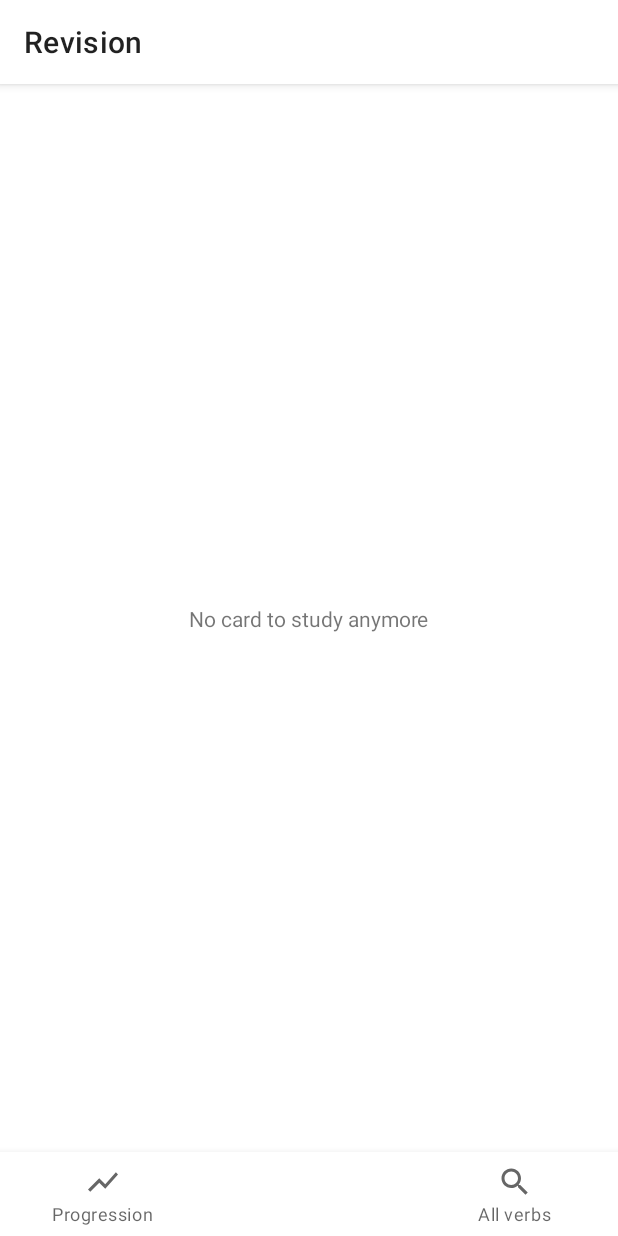
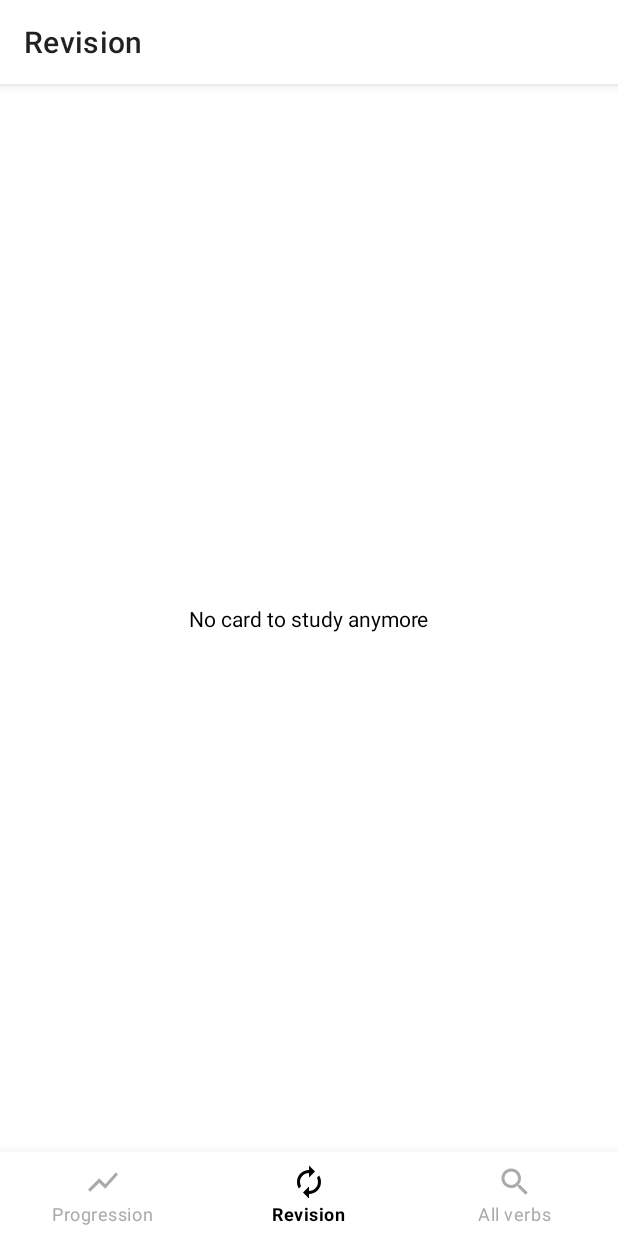
Before and after one commit to serreau/irregular-verbs, an Android app: the screen it shows after launch (MainActivity), on a phone screen of 412 x 824 dp. Run offline under Robolectric (Android 15) with nearby library versions, the phone set to English and light mode, and no system bars; our stand-ins replace Room's generated code, navigation-ui.

Commit message:
Bottom Navigation Bar styles Do not learn anymore Dialog style

```diff
--- a/app/src/main/java/sero/com/irregularverbs/ui/config/DaySchedulerEnum.kt
+++ b/app/src/main/java/sero/com/irregularverbs/ui/config/DaySchedulerEnum.kt
@@ -36,7 +36,7 @@
         R.id.button_four,
         R.color.green
     ),
-    NO_SCHEDULER(null, R.string.no_choice_day_scheduler_text, null, R.color.grey);
+    NO_SCHEDULER(null, R.string.no_choice_day_scheduler_text, null, R.color.light_grey);
 
     companion object{
         fun getSchedulerFromView(view : View) =
--- /dev/null
+++ b/app/src/main/res/color/selector_bottom_navigation_bar.xml
@@ -0,0 +1,5 @@
+<?xml version="1.0" encoding="utf-8"?>
+<selector xmlns:android="http://schemas.android.com/apk/res/android">
+    <item android:state_selected="false" android:color="@color/grey"/>
+    <item  android:state_selected="true" android:color="@color/black" />
+</selector>
--- a/app/src/main/res/drawable/shape_explorer_no_scheduler_legend.xml
+++ /dev/null
@@ -1,6 +0,0 @@
-<?xml version="1.0" encoding="utf-8"?>
-<shape xmlns:android="http://schemas.android.com/apk/res/android"
-    android:shape="rectangle">
-    <solid android:color="@color/grey"/>
-    <corners android:radius="100dp"/>
-</shape>
--- a/app/src/main/res/layout/activity_main.xml
+++ b/app/src/main/res/layout/activity_main.xml
@@ -15,7 +15,8 @@
         app:layout_constraintBottom_toBottomOf="parent"
         app:layout_constraintLeft_toLeftOf="parent"
         app:layout_constraintRight_toRightOf="parent"
-        app:menu="@menu/bottom_nav_menu" />
+        app:menu="@menu/bottom_nav_menu"
+        style="@style/BottomNavigationBar"/>
 
     <fragment
         android:id="@+id/nav_host_fragment"
--- a/app/src/main/res/values/colors.xml
+++ b/app/src/main/res/values/colors.xml
@@ -9,5 +9,7 @@
     <color name="yellow">#FDD835</color>
     <color name="green">#7CB342</color>
     <color name="white">#ffffff</color>
-    <color name="grey">#DCEFEFEF</color>
+    <color name="light_grey">#DCEFEFEF</color>
+    <color name="grey">#AAAAAA</color>
+    <color name="black">#000000</color>
 </resources>
--- a/app/src/main/res/values/styles.xml
+++ b/app/src/main/res/values/styles.xml
@@ -3,6 +3,24 @@
     <style name="MaterialTheme" parent="Theme.MaterialComponents.Light">
         <item name="colorPrimary">@color/white</item>
         <item name="colorPrimaryDark">@color/colorPrimaryDark</item>
+        <item name="android:textColor">@color/black</item>
+
+    </style>
+
+    <style name="BottomNavigationBar" parent="Widget.MaterialComponents.NavigationView">
+        <item name="itemTextColor">@color/selector_bottom_navigation_bar</item>
+        <item name="itemIconTint">@color/selector_bottom_navigation_bar</item>
+    </style>
+
+
+    <style name="CustomMaterialDialog" parent="Theme.MaterialComponents.Light.Dialog.Alert">
+        <item name="buttonBarPositiveButtonStyle">@style/CustomMaterialDialog.Button</item>
+        <item name="buttonBarNegativeButtonStyle">@style/CustomMaterialDialog.Button</item>
+        <item name="buttonBarNeutralButtonStyle">@style/CustomMaterialDialog.Button</item>
+    </style>
+
+    <style name="CustomMaterialDialog.Button" parent="Widget.MaterialComponents.Button.TextButton">
+        <item name="android:textColor">@color/black</item>
     </style>
 
 </resources>
```
Also changed, not shown: app/src/main/java/sero/com/irregularverbs/ui/revision/RevisionFragment.kt (+7 -3 lines).
